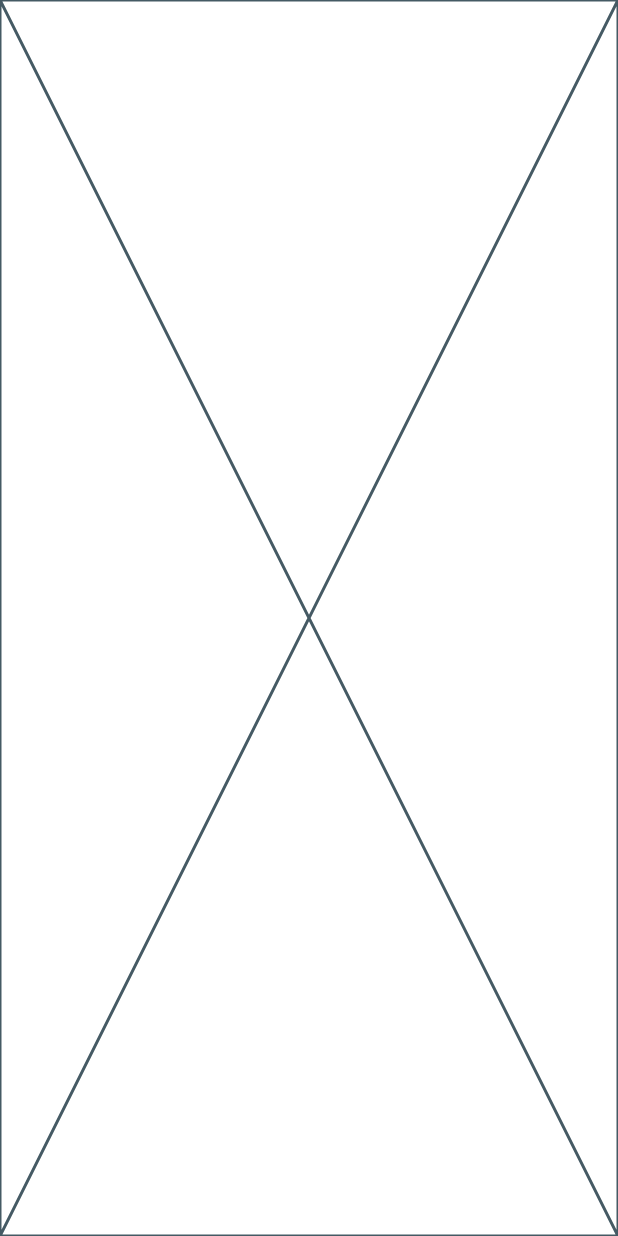
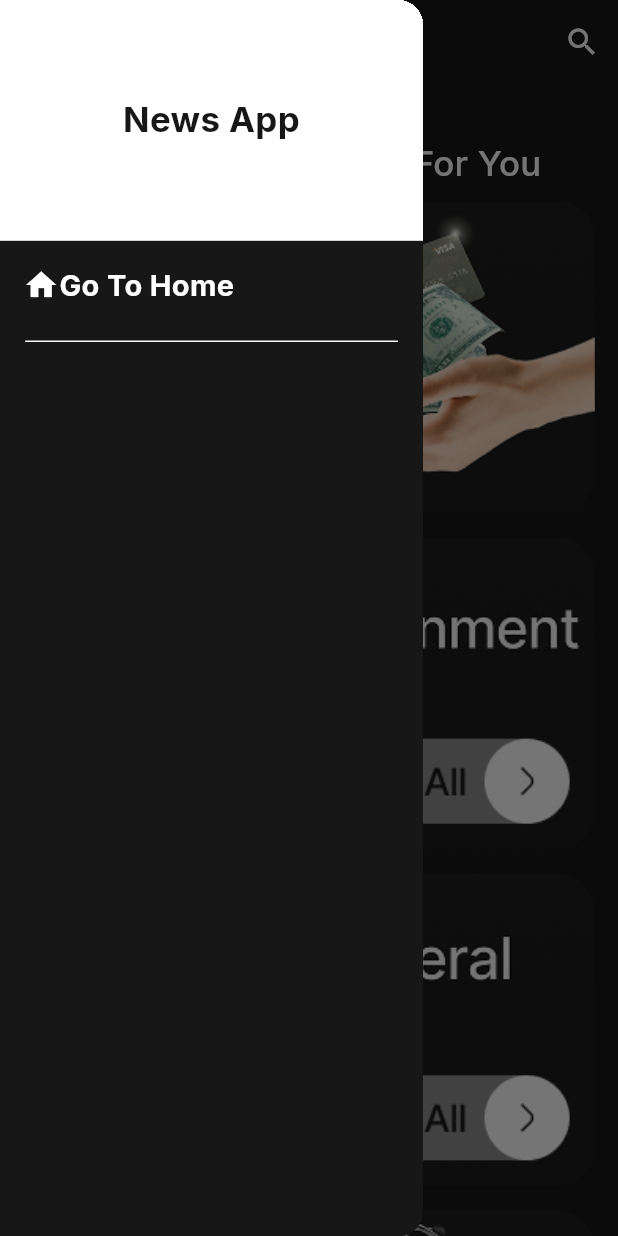
Before and after one commit to ElRaey-411/News-app, a Flutter app: the screen it shows after launch, with the side drawer open (before the commit the screen has no drawer), on a phone screen of 412 x 824 dp. Run offline on Flutter 3.47's test engine with Material 3 defaults, Android fonts, the phone set to English and light mode, and no system bars; our stand-ins replace flutter_screenutil, google_fonts.

Commit message:
finish main screen ui

```diff
--- a/lib/config/theme_manager.dart
+++ b/lib/config/theme_manager.dart
@@ -1,6 +1,39 @@
 import 'package:flutter/material.dart';
+import 'package:flutter_screenutil/flutter_screenutil.dart';
+import 'package:google_fonts/google_fonts.dart';
+import 'package:news_app/core/resources/colors_manager.dart';
 
-class ThemeManager{
-static final ThemeData light = ThemeData();
-static final ThemeData dark = ThemeData();
+class ThemeManager {
+  static final ThemeData light = ThemeData();
+  static final ThemeData dark = ThemeData(
+    primaryColor: ColorsManager.black,
+    secondaryHeaderColor: ColorsManager.white,
+
+    scaffoldBackgroundColor: ColorsManager.black,
+    appBarTheme: AppBarTheme(
+        scrolledUnderElevation: 0,
+      backgroundColor: ColorsManager.black,
+      titleTextStyle: GoogleFonts.inter(
+          color: ColorsManager.white,
+          fontSize: 20,
+          fontWeight: FontWeight.w500),
+      centerTitle: true,
+      iconTheme: IconThemeData(color: ColorsManager.white)
+    ),
+    drawerTheme: DrawerThemeData(
+      backgroundColor: ColorsManager.black,
+      width: 269.w,
+    ),
+    iconTheme: IconThemeData(color: ColorsManager.white),
+
+    textTheme: TextTheme(
+      titleMedium: GoogleFonts.inter(
+        fontSize: 24.sp,
+        fontWeight: FontWeight.w500,
+        color: ColorsManager.white,
+      ),
+      )
+
+
+  );
 }
--- /dev/null
+++ b/lib/core/models/category_model.dart
@@ -0,0 +1,62 @@
+import '../resources/assets_manager.dart';
+
+class CategoryModel{
+  String id;
+  String name;
+  String lightPhoto;
+  String darkPhoto;
+
+  CategoryModel({
+    required this.id,
+    required this.name,
+    required this.lightPhoto,
+    required this.darkPhoto,
+});
+
+
+  static List<CategoryModel> categories = [
+      CategoryModel(
+        id: "1",
+        name: "Business",
+        lightPhoto: AssetsManager.business,
+        darkPhoto: AssetsManager.businessDark,
+      ),
+      CategoryModel(
+        id: "2",
+        name: "Entertainment",
+        lightPhoto: AssetsManager.entertainment,
+        darkPhoto: AssetsManager.entertainmentDark,
+      ),
+      CategoryModel(
+        id: "3",
+        name: "General",
+        lightPhoto: AssetsManager.general,
+        darkPhoto: AssetsManager.generalDark,
+      ),
+      CategoryModel(
+        id: "4",
+        name: "Health",
+        lightPhoto: AssetsManager.health,
+        darkPhoto: AssetsManager.healthDark,
+      ),
+      CategoryModel(
+        id: "5",
+        name: "Science",
+        lightPhoto: AssetsManager.science,
+        darkPhoto: AssetsManager.scienceDark,
+      ),
+      CategoryModel(
+        id: "6",
+        name: "Sports",
+        lightPhoto: AssetsManager.sports,
+        darkPhoto: AssetsManager.sportsDark,
+      ),
+      CategoryModel(
+        id: "7",
+        name: "Technology",
+        lightPhoto: AssetsManager.technology,
+        darkPhoto: AssetsManager.technologyDark,
+      ),
+    ];
+
+}
--- a/lib/core/resources/routes_manager.dart
+++ b/lib/core/resources/routes_manager.dart
@@ -1,4 +1,6 @@
 import 'package:flutter/cupertino.dart';
+import 'package:news_app/features/home_screen/provider/home_provider.dart';
+import 'package:provider/provider.dart';
 
 import '../../features/home_screen/home_screen.dart';
 
@@ -7,6 +9,8 @@ static const String homeScreen ="home";
 
 
 static Map<String,WidgetBuilder> routes ={
-  homeScreen:(context)=>HomeScreen(),
+  homeScreen:(context)=>ChangeNotifierProvider(
+    create:(context)=>HomeProvider(),
+      child: HomeScreen()),
 };
 }
--- /dev/null
+++ b/lib/core/widgets/category_item.dart
@@ -0,0 +1,25 @@
+import 'package:flutter/material.dart';
+import 'package:flutter_screenutil/flutter_screenutil.dart';
+
+class CategoryItem extends StatelessWidget {
+   CategoryItem({super.key, required this.photoPath, this.onTap});
+  String photoPath;
+  final Function? onTap;
+
+  @override
+  Widget build(BuildContext context) {
+    return Padding(
+      padding: REdgeInsets.symmetric(vertical: 8,horizontal: 16),
+      child: InkWell(
+        splashColor: Colors.transparent,
+        onTap: (){},
+        child: ClipRRect(
+          borderRadius: BorderRadius.circular(16),
+          child: Image.asset(photoPath,
+            fit: BoxFit.cover,
+            ),
+        ),
+      ),
+    );
+  }
+}
--- /dev/null
+++ b/lib/features/home_screen/custom_drawer.dart
@@ -0,0 +1,54 @@
+import 'package:flutter/material.dart';
+import 'package:flutter_screenutil/flutter_screenutil.dart';
+import 'package:google_fonts/google_fonts.dart';
+
+class CustomDrawer extends StatelessWidget {
+  const CustomDrawer({super.key});
+
+  @override
+  Widget build(BuildContext context) {
+    return Column(
+      crossAxisAlignment: CrossAxisAlignment.stretch,
+      children: [
+        Container(
+          padding: REdgeInsets.symmetric(vertical: 65),
+          color: Theme.of(context).secondaryHeaderColor,
+          height: 166.h,
+          child: Text(
+            "News App",
+            style: GoogleFonts.inter(
+              color: Theme.of(context).primaryColor,
+              fontSize: 24.sp,
+              fontWeight: FontWeight.bold,
+            ),
+            textAlign: TextAlign.center,
+          ),
+        ),
+        SizedBox(height: 16.h),
+        Padding(
+          padding: REdgeInsets.symmetric(horizontal: 16),
+          child: Row(
+            children: [
+              Icon(Icons.home, color: Theme.of(context).secondaryHeaderColor),
+              Text(
+                "Go To Home",
+                style: GoogleFonts.inter(
+                  color: Theme.of(context).secondaryHeaderColor,
+                  fontSize: 20.sp,
+                  fontWeight: FontWeight.bold,
+                ),
+              ),
+            ],
+          ),
+        ),
+        SizedBox(height: 16.h),
+        Divider(
+          color: Theme.of(context).secondaryHeaderColor,
+          thickness: 1.h,
+          indent: 16.w,
+          endIndent: 16.w,
+        )
+      ],
+    );
+  }
+}
--- a/lib/features/home_screen/home_screen.dart
+++ b/lib/features/home_screen/home_screen.dart
@@ -1,10 +1,27 @@
 import 'package:flutter/material.dart';
+import 'package:news_app/features/home_screen/custom_drawer.dart';
+import 'package:news_app/features/home_screen/home_tabs/categories_tab.dart';
 
 class HomeScreen extends StatelessWidget {
   const HomeScreen({super.key});
 
   @override
   Widget build(BuildContext context) {
-    return const Placeholder();
+    return Scaffold(
+      appBar: AppBar(
+        actions: [
+          IconButton(
+            onPressed: () {},
+            icon: Icon(
+              Icons.search,
+              color: Theme.of(context).secondaryHeaderColor,
+            ),
+          ),
+        ],
+        title: Text("Home"),
+      ),
+      drawer: Drawer(child: CustomDrawer()),
+      body: CategoriesTab(),
+    );
   }
 }
--- /dev/null
+++ b/lib/features/home_screen/home_tabs/categories_tab.dart
@@ -0,0 +1,30 @@
+import 'package:flutter/material.dart';
+
+import '../../../core/models/category_model.dart';
+import '../../../core/widgets/category_item.dart';
+
+class CategoriesTab extends StatelessWidget {
+  const CategoriesTab({super.key});
+
+  @override
+  Widget build(BuildContext context) {
+    return Column(
+      children: [
+        Text(
+          "Good Morning\nHere is Some News For You",
+          textAlign: TextAlign.start,
+          style: Theme.of(context).textTheme.titleMedium,
+        ),
+        Expanded(
+          child: ListView.builder(
+            itemCount:  CategoryModel.categories.length,
+            itemBuilder: (context, index) {
+              return CategoryItem(
+                photoPath: CategoryModel.categories[index].darkPhoto,);
+            }
+          ),
+        ),
+      ],
+    );
+  }
+}
--- /dev/null
+++ b/lib/features/home_screen/provider/home_provider.dart
@@ -0,0 +1,6 @@
+import 'package:flutter/foundation.dart';
+
+class HomeProvider extends ChangeNotifier{
+
+
+}
--- a/pubspec.yaml
+++ b/pubspec.yaml
@@ -35,6 +35,8 @@ dependencies:
   # Use with the CupertinoIcons class for iOS style icons.
   cupertino_icons: ^1.0.8
   flutter_screenutil: ^5.9.3
+  google_fonts: ^6.3.2
+  provider: ^6.1.5+1
 
 dev_dependencies:
   flutter_test:
```
Also changed, not shown: assets/dark_pics/business_dark.png, assets/dark_pics/general_dark.png, assets/dark_pics/sports_dark.png, assets/dark_pics/technology_dark.png, pubspec.lock.
